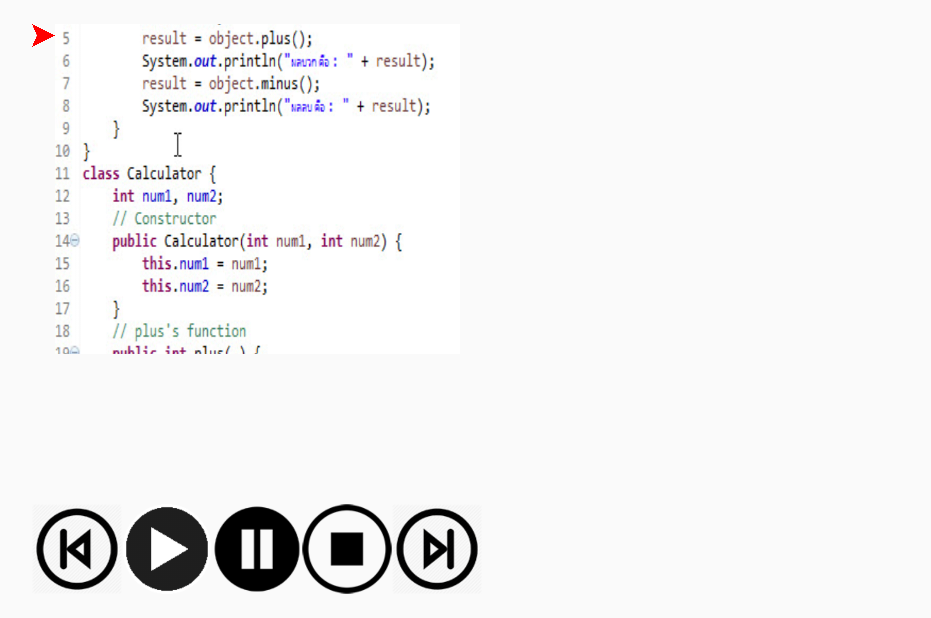
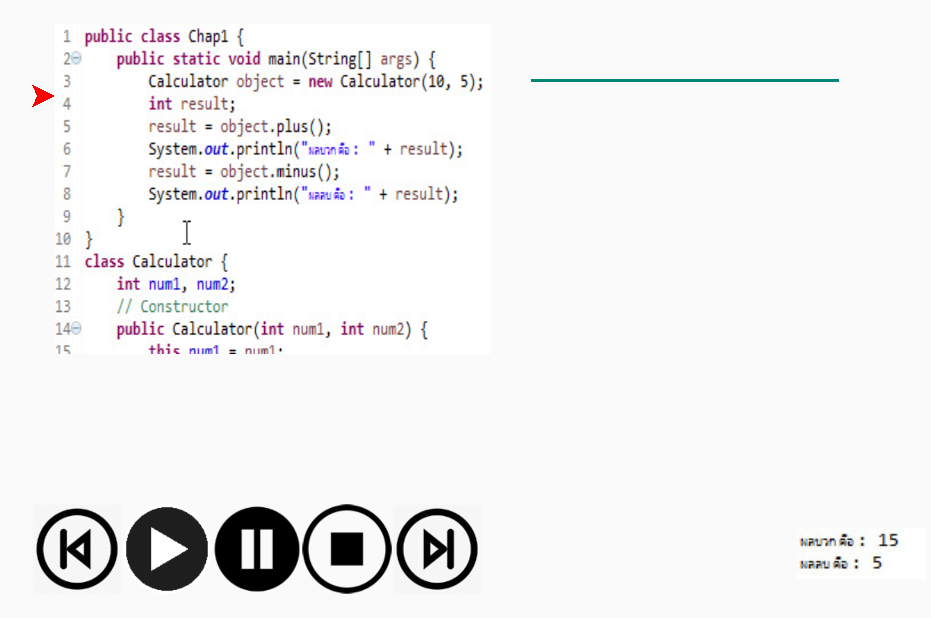
Before and after one commit to Misxy/AnimationJava, an Android app: the screen it shows after launch (Chap1), after a tap on an icon or button, on a phone screen of 824 x 412 dp (held sideways). Shown: the whole screen, without its empty margins (64-995 px from the left). Run offline under Robolectric (Android 15) with nearby library versions, the phone set to English and light mode, and no system bars.

Commit message:
3:37PM 05/9/2016

```diff
--- a/app/src/main/java/com/example/john/project1/Chap1.java
+++ b/app/src/main/java/com/example/john/project1/Chap1.java
@@ -1,9 +1,11 @@
 package com.example.john.project1;
 
+import android.animation.ObjectAnimator;
 import android.content.Intent;
 import android.support.v7.app.AppCompatActivity;
 import android.os.Bundle;
 import android.view.View;
+import android.widget.EditText;
 import android.widget.ImageButton;
 import android.widget.ImageView;
 import android.widget.LinearLayout;
@@ -17,6 +19,10 @@
     ImageButton playbtn,stopbtn;
     ScrollView sv_code;
     LinearLayout layout_code;
+    Chap1 obj_chap1;
+    EditText edt;
+    int a;
+
     //Declaring variables.
     Boolean checkControl = true; //Logically variable for controlling.
     int timeThread=5; //Time for delaying pointer's moving.
@@ -31,13 +37,27 @@
         stopbtn = (ImageButton)findViewById(R.id.stopbtn);
         sv_code =(ScrollView)findViewById(R.id.sv_code);
         layout_code=(LinearLayout)findViewById(R.id.layout_code);
+        obj_chap1 = new Chap1();
+
+        edt = (EditText)findViewById(R.id.testText);
+
 
         //Using method onClickListener for event handler on play button.
         playbtn.setOnClickListener(new View.OnClickListener() {
             @Override
             public void onClick(View view) {
                 //Calling method 'startPointer()'.
-                startPointer();
+               /* startMoving();*/
+
+                try {
+                    a = Integer.parseInt(edt.getText().toString());
+                }
+                catch(NumberFormatException e)
+                {
+                    System.out.print("Cannot parse to Integer."+e);
+                }
+
+                testPointer(a);
             }
         });
         //Using method onClickListener for event handler on stop button.
@@ -49,8 +69,8 @@
             }
         });
      }
-    //methd 'start'
-    private void startPointer()
+    //methd 'startMoving'
+    private void startMoving()
     {
         new Thread(new Runnable() {
             @Override
@@ -111,10 +131,27 @@
     //method 'stopPlaying()'
     private void stopPlaying()
     {
+        //Cancelling scroll down the code example's picture. By using boolean = 'true'
         checkControl=true;
+        //taking a code's picture scrolls to the top.
         sv_code.scrollTo(0,0);
+        /*Calling object of Class 'Chap1' then
+        call method name 'testPointer' to make pointer go to startpoint*/
+        obj_chap1.testPointer(0);
+
     }
 
+    //method 'testPointer'
+    private void testPointer(int a)
+    {
+        /*Creating object of class 'ObjectAnimator' and configs these properties.
+        * The important of this statement is parameter 'a' which will moving pointer on px mode*/
+        ObjectAnimator test1 = ObjectAnimator.ofFloat(imgPointer,View.TRANSLATION_Y,a);
+        /*Setting time for moving.This time is milliseconds,NOT seconds.*/
+        test1.setDuration(1000);
+        /*Starting a pointer's moving*/
+        test1.start();
+    }
     //Calling method 'OnBackPressed.
     @Override
     public void onBackPressed() {
--- a/app/src/main/res/layout/activity_chap1.xml
+++ b/app/src/main/res/layout/activity_chap1.xml
@@ -11,7 +11,7 @@
 
     <FrameLayout
         android:layout_width="15dp"
-        android:layout_height="15dp"
+        android:layout_height="match_parent"
         android:layout_alignParentTop="true"
         android:layout_alignParentStart="true"
         android:id="@+id/layout_pointer">
@@ -20,7 +20,8 @@
             android:layout_width="match_parent"
             android:layout_height="match_parent"
             android:id="@+id/pointer"
-            android:src="@drawable/arrow" />
+            android:src="@drawable/arrow"
+            android:paddingBottom="284dp" />
     </FrameLayout>
 
     <LinearLayout
@@ -29,7 +30,8 @@
         android:layout_height="wrap_content"
         android:layout_alignParentStart="true"
         android:id="@+id/layout_button"
-        android:layout_alignParentBottom="true">
+        android:layout_alignParentBottom="true"
+        android:layout_alignEnd="@+id/layout_code">
 
         <ImageButton
             android:layout_width="60dp"
@@ -60,11 +62,12 @@
             android:layout_height="60dp"
             android:background="@drawable/nextstepbtn"
             android:id="@+id/nextstepbtn" />
+
     </LinearLayout>
 
     <LinearLayout
         android:orientation="vertical"
-        android:layout_width="270dp"
+        android:layout_width="290dp"
         android:layout_height="220dp"
         android:layout_alignTop="@+id/layout_pointer"
         android:layout_toEndOf="@+id/layout_pointer"
@@ -81,8 +84,37 @@
                 android:layout_height="match_parent"
                 android:id="@+id/code"
                 android:src="@drawable/class_object2"
-                android:scaleType="fitXY" />
+                android:scaleType="fitXY"
+                android:visibility="visible" />
         </ScrollView>
     </LinearLayout>
 
+    <FrameLayout
+        android:layout_width="wrap_content"
+        android:layout_height="wrap_content"
+        android:layout_alignBottom="@+id/layout_button"
+        android:layout_alignParentEnd="true"
+        android:id="@+id/layout_output">
+
+        <ImageView
+            android:layout_width="wrap_content"
+            android:layout_height="wrap_content"
+            android:id="@+id/output"
+            android:src="@drawable/result_class_object"
+            android:scaleType="fitXY"
+            android:baselineAlignBottom="false"
+            android:paddingRight="100dp"
+            android:paddingBottom="10dp" />
+    </FrameLayout>
+
+    <EditText
+        android:layout_width="wrap_content"
+        android:layout_height="wrap_content"
+        android:inputType="number"
+        android:ems="10"
+        android:id="@+id/testText"
+        android:layout_alignTop="@+id/layout_code"
+        android:layout_toEndOf="@+id/layout_code"
+        android:layout_marginStart="23dp" />
+
 </RelativeLayout>
```
Also changed, not shown: 1 other file.
